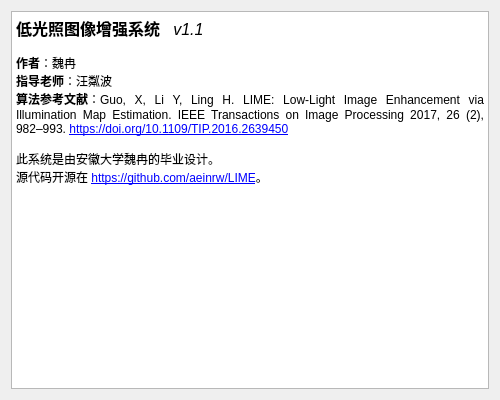
Qt form about.ui (aeinrw/LIME) before a commit.
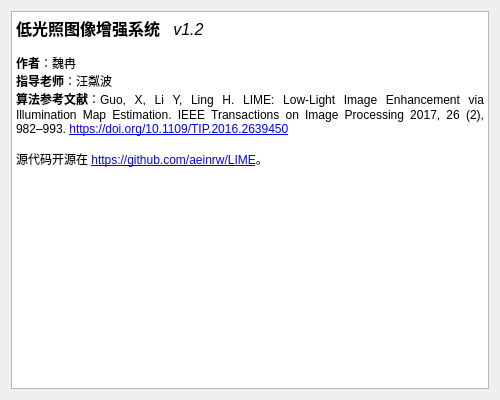
The same form after that commit.

```diff
--- a/about.ui
+++ b/about.ui
@@ -27,13 +27,12 @@
 &lt;html&gt;&lt;head&gt;&lt;meta name=&quot;qrichtext&quot; content=&quot;1&quot; /&gt;&lt;style type=&quot;text/css&quot;&gt;
 p, li { white-space: pre-wrap; }
 &lt;/style&gt;&lt;/head&gt;&lt;body style=&quot; font-family:'SimSun'; font-size:9pt; font-weight:400; font-style:normal;&quot;&gt;
-&lt;p align=&quot;justify&quot; style=&quot; margin-top:0px; margin-bottom:0px; margin-left:0px; margin-right:0px; -qt-block-indent:0; text-indent:0px;&quot;&gt;&lt;span style=&quot; font-size:12pt; font-weight:600;&quot;&gt;低光照图像增强系统   &lt;/span&gt;&lt;span style=&quot; font-size:12pt; font-style:italic;&quot;&gt;v1.1&lt;/span&gt;&lt;/p&gt;
+&lt;p align=&quot;justify&quot; style=&quot; margin-top:0px; margin-bottom:0px; margin-left:0px; margin-right:0px; -qt-block-indent:0; text-indent:0px;&quot;&gt;&lt;span style=&quot; font-size:12pt; font-weight:600;&quot;&gt;低光照图像增强系统   &lt;/span&gt;&lt;span style=&quot; font-size:12pt; font-style:italic;&quot;&gt;v1.2&lt;/span&gt;&lt;/p&gt;
 &lt;p align=&quot;justify&quot; style=&quot;-qt-paragraph-type:empty; margin-top:0px; margin-bottom:0px; margin-left:0px; margin-right:0px; -qt-block-indent:0; text-indent:0px; font-style:italic;&quot;&gt;&lt;br /&gt;&lt;/p&gt;
 &lt;p align=&quot;justify&quot; style=&quot; margin-top:0px; margin-bottom:0px; margin-left:0px; margin-right:0px; -qt-block-indent:0; text-indent:0px;&quot;&gt;&lt;span style=&quot; font-weight:600;&quot;&gt;作者&lt;/span&gt;：魏冉&lt;/p&gt;
 &lt;p align=&quot;justify&quot; style=&quot; margin-top:0px; margin-bottom:0px; margin-left:0px; margin-right:0px; -qt-block-indent:0; text-indent:0px;&quot;&gt;&lt;span style=&quot; font-weight:600;&quot;&gt;指导老师&lt;/span&gt;：汪粼波&lt;/p&gt;
 &lt;p align=&quot;justify&quot; style=&quot; margin-top:0px; margin-bottom:0px; margin-left:0px; margin-right:0px; -qt-block-indent:0; text-indent:0px;&quot;&gt;&lt;span style=&quot; font-weight:600;&quot;&gt;算法参考文献&lt;/span&gt;：Guo, X, Li Y, Ling H. LIME: Low-Light Image Enhancement via Illumination Map Estimation. IEEE Transactions on Image Processing 2017, 26 (2), 982–993. &lt;a href=&quot;https://doi.org/10.1109/TIP.2016.2639450&quot;&gt;&lt;span style=&quot; text-decoration: underline; color:#0000ff;&quot;&gt;https://doi.org/10.1109/TIP.2016.2639450&lt;/span&gt;&lt;/a&gt;&lt;/p&gt;
 &lt;p align=&quot;justify&quot; style=&quot;-qt-paragraph-type:empty; margin-top:0px; margin-bottom:0px; margin-left:0px; margin-right:0px; -qt-block-indent:0; text-indent:0px;&quot;&gt;&lt;br /&gt;&lt;/p&gt;
-&lt;p align=&quot;justify&quot; style=&quot; margin-top:0px; margin-bottom:0px; margin-left:0px; margin-right:0px; -qt-block-indent:0; text-indent:0px;&quot;&gt;此系统是由安徽大学魏冉的毕业设计。&lt;/p&gt;
 &lt;p align=&quot;justify&quot; style=&quot; margin-top:0px; margin-bottom:0px; margin-left:0px; margin-right:0px; -qt-block-indent:0; text-indent:0px;&quot;&gt;源代码开源在 &lt;a href=&quot;https://github.com/aeinrw/LIME&quot;&gt;&lt;span style=&quot; text-decoration: underline; color:#0000ff;&quot;&gt;https://github.com/aeinrw/LIME&lt;/span&gt;&lt;/a&gt;。&lt;/p&gt;
 &lt;p align=&quot;justify&quot; style=&quot;-qt-paragraph-type:empty; margin-top:0px; margin-bottom:0px; margin-left:0px; margin-right:0px; -qt-block-indent:0; text-indent:0px;&quot;&gt;&lt;br /&gt;&lt;/p&gt;&lt;/body&gt;&lt;/html&gt;</string>
      </property>
```
